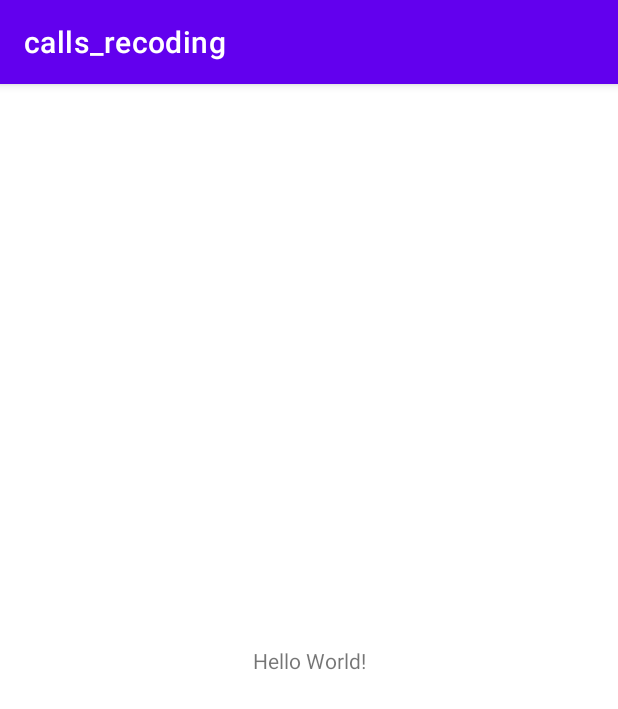
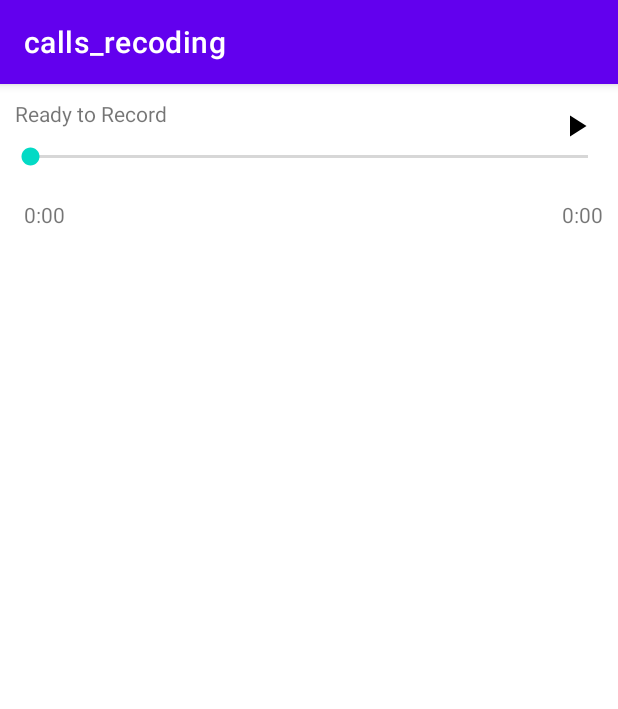
Before and after one commit to 10faham/Recoding_app, an Android app: the screen it shows after launch (MainActivity), on a phone screen of 412 x 824 dp. Shown: the top 709 px of the screen. Run offline under Robolectric (Android 15) with nearby library versions, the phone set to English and light mode, and no system bars.

Commit message:
call player

```diff
--- /dev/null
+++ b/app/src/main/res/drawable/ic_play.xml
@@ -0,0 +1,5 @@
+<vector android:height="24dp" android:tint="#000000"
+    android:viewportHeight="24" android:viewportWidth="24"
+    android:width="24dp" xmlns:android="http://schemas.android.com/apk/res/android">
+    <path android:fillColor="@android:color/white" android:pathData="M8,5v14l11,-7z"/>
+</vector>
--- a/app/src/main/res/layout/activity_main.xml
+++ b/app/src/main/res/layout/activity_main.xml
@@ -1,18 +1,59 @@
-<?xml version="1.0" encoding="utf-8"?>
-<androidx.constraintlayout.widget.ConstraintLayout xmlns:android="http://schemas.android.com/apk/res/android"
-    xmlns:app="http://schemas.android.com/apk/res-auto"
-    xmlns:tools="http://schemas.android.com/tools"
+<RelativeLayout xmlns:android="http://schemas.android.com/apk/res/android"
     android:layout_width="match_parent"
-    android:layout_height="match_parent"
-    tools:context=".MainActivity">
+    android:layout_height="wrap_content">
 
     <TextView
+        android:id="@+id/text_view_status"
         android:layout_width="wrap_content"
         android:layout_height="wrap_content"
-        android:text="Hello World!"
-        app:layout_constraintBottom_toBottomOf="parent"
-        app:layout_constraintEnd_toEndOf="parent"
-        app:layout_constraintStart_toStartOf="parent"
-        app:layout_constraintTop_toTopOf="parent" />
+        android:text="Ready to Record"
+        android:layout_alignParentStart="true"
+        android:layout_alignParentTop="true"
+        android:layout_marginStart="10dp"
+        android:layout_marginTop="10dp" />
 
-</androidx.constraintlayout.widget.ConstraintLayout>
+    <ImageButton
+        android:id="@+id/button_play"
+        android:layout_width="wrap_content"
+        android:layout_height="wrap_content"
+        android:src="@drawable/ic_play"
+        android:background="@android:color/transparent"
+        android:layout_alignParentEnd="true"
+        android:layout_alignParentTop="true"
+        android:layout_marginEnd="16dp"
+        android:layout_marginTop="16dp" />
+
+    <SeekBar
+        android:id="@+id/seek_bar"
+        android:layout_width="match_parent"
+        android:layout_height="wrap_content"
+        android:layout_below="@id/text_view_status"
+        android:layout_marginTop="10dp"
+        android:layout_marginBottom="10dp"
+        android:layout_marginStart="10dp"
+        android:layout_marginEnd="10dp"
+        android:paddingStart="10dp"
+        android:paddingEnd="10dp"
+        android:progress="0" />
+
+    <TextView
+        android:id="@+id/text_view_current_position"
+        android:layout_width="wrap_content"
+        android:layout_height="wrap_content"
+        android:text="0:00"
+        android:layout_alignParentStart="true"
+        android:layout_below="@id/seek_bar"
+        android:layout_marginStart="16dp"
+        android:layout_marginTop="10dp" />
+
+    <TextView
+        android:id="@+id/text_view_duration"
+        android:layout_width="wrap_content"
+        android:layout_height="wrap_content"
+        android:text="0:00"
+        android:layout_alignParentEnd="true"
+        android:layout_below="@id/seek_bar"
+        android:layout_marginEnd="10dp"
+        android:layout_marginTop="10dp" />
+
+</RelativeLayout>
```
